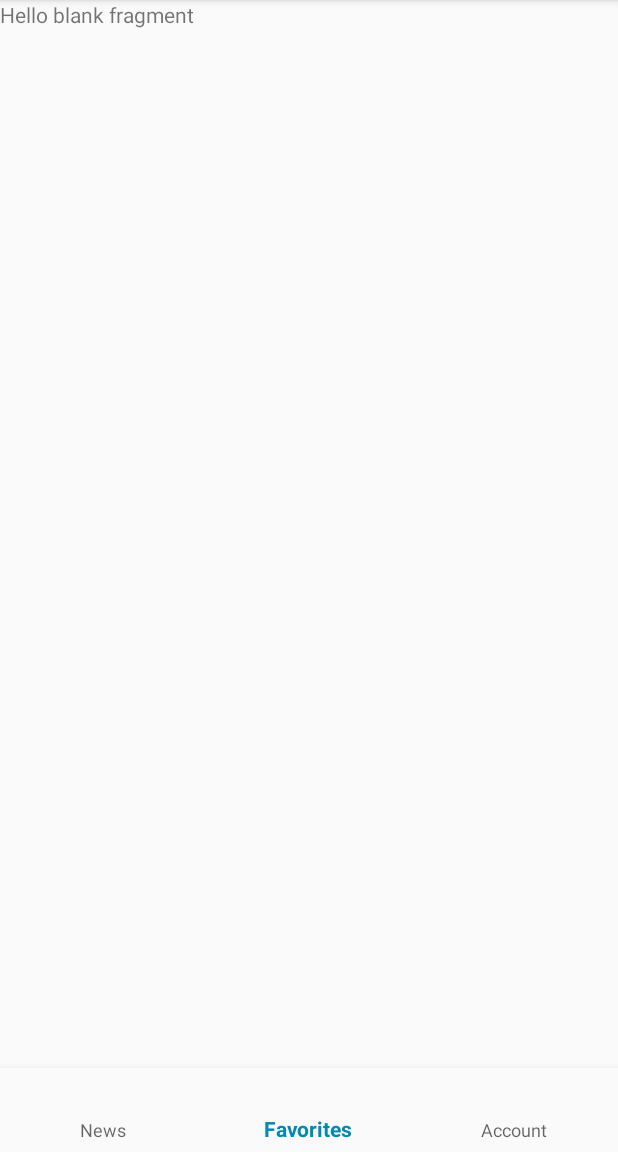
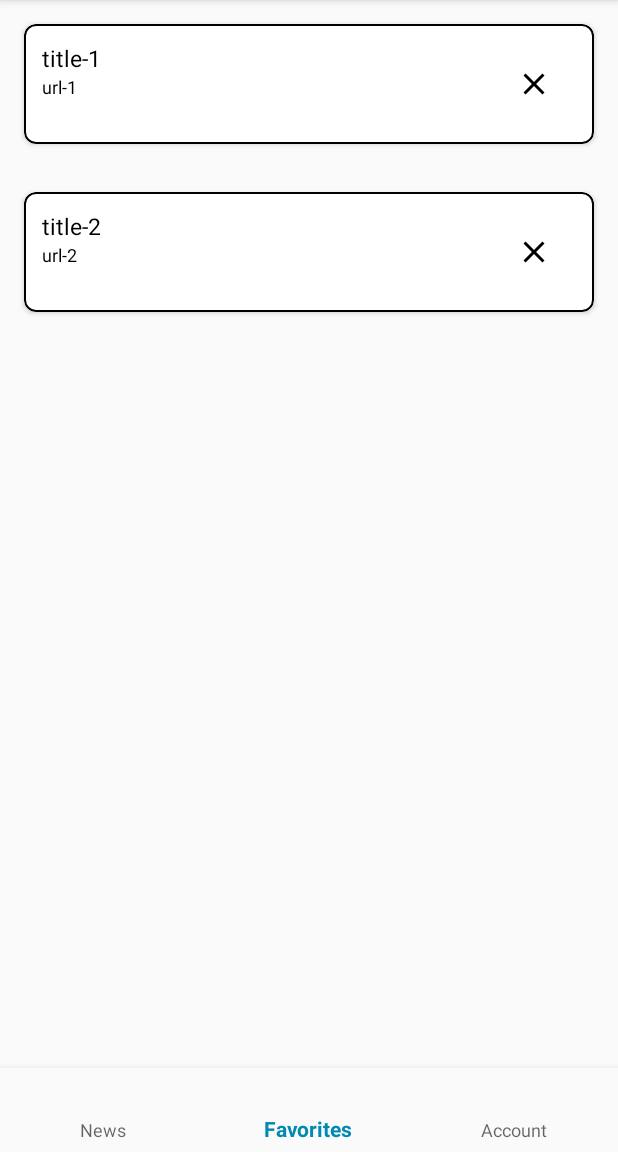
Before and after one commit to mohamed-shaar/NewsHub, an Android app: the screen it shows after launch (MainActivity), item 2 of the bottom bar chosen, on a phone screen of 412 x 824 dp, the part 84-1236 px from its top. Run offline under Robolectric (Android 15) with nearby library versions, the phone set to English and light mode, and no system bars; our stand-ins replace Picasso, Room's generated code; pictures from the network do not load.

Commit message:
added delete favorite item

```diff
--- a/app/src/main/java/com/example/newshub/MainActivity.java
+++ b/app/src/main/java/com/example/newshub/MainActivity.java
@@ -81,7 +81,7 @@ public class MainActivity extends AppCompatActivity {
                             selected = new NewsFragment(MainActivity.this);
                             break;
                         case R.id.nav_favorites:
-                            selected = new FavoritesFragment();
+                            selected = new FavoritesFragment(MainActivity.this);
                             break;
                         case R.id.nav_account:
                             selected = new AccountFragment();
--- /dev/null
+++ b/app/src/main/java/com/example/newshub/adapter/FavoritesAdapter.java
@@ -0,0 +1,121 @@
+package com.example.newshub.adapter;
+
+import android.content.Context;
+import android.util.Log;
+import android.view.LayoutInflater;
+import android.view.View;
+import android.view.ViewGroup;
+import android.widget.ImageView;
+import android.widget.TextView;
+import android.widget.Toast;
+
+import androidx.annotation.NonNull;
+import androidx.fragment.app.FragmentActivity;
+import androidx.lifecycle.ViewModelProviders;
+import androidx.recyclerview.widget.RecyclerView;
+
+import com.example.newshub.R;
+import com.example.newshub.room.NewsItem;
+import com.example.newshub.room.NewsViewModel;
+import com.example.newshub.utils.NetworkAvailability;
+
+import java.util.ArrayList;
+import java.util.List;
+
+public class FavoritesAdapter extends RecyclerView.Adapter<FavoritesAdapter.FavoritesViewHolder>{
+
+    private Context context;
+    private ArrayList<NewsItem> newsItems;
+    private NewsViewModel newsViewModel;
+    private NewsItem newsItem;
+    //private OnItemClickListener mListener;
+
+    /*public interface OnItemClickListener{
+        void onItemClick(int position);
+    }
+
+    public void setOnItemClickListener(OnItemClickListener listener){
+        mListener = listener;
+    }*/
+
+    public FavoritesAdapter(Context context, ArrayList<NewsItem> newsItems) {
+        this.context = context;
+        this.newsItems = newsItems;
+        //this.newsViewModel = newsViewModel;
+    }
+
+    @NonNull
+    @Override
+    public FavoritesViewHolder onCreateViewHolder(@NonNull ViewGroup parent, int viewType) {
+        View view = LayoutInflater.from(context).inflate(R.layout.item_favorites, parent, false);
+        newsViewModel = ViewModelProviders.of((FragmentActivity) context).get(NewsViewModel.class);
+        return new FavoritesViewHolder(view);
+    }
+
+    @Override
+    public void onBindViewHolder(@NonNull FavoritesViewHolder holder, final int position) {
+        newsItem = newsItems.get(position);
+        String title = newsItem.getTitle();
+        String url = newsItem.getUrl();
+
+        holder.tv_favorites_title.setText(title);
+        holder.tv_favorites_link.setText(url);
+
+        holder.iv_favorites_delete.setOnClickListener(new View.OnClickListener() {
+            @Override
+            public void onClick(View v) {
+                if (NetworkAvailability.isNetworkAvailable(context)){
+                    //newsViewModel.delete(newsItem);
+                    //notifyDataSetChanged();
+                    if (newsItem == null){
+                        Log.d("Item", "is null");
+                    }
+                    else{
+                        Log.d("Item url", newsItem.getUrl());
+                        newsViewModel.delete(newsItems.get(position));
+                    }
+                }
+                else {
+                    Toast.makeText(context, context.getString(R.string.no_network_message), Toast.LENGTH_SHORT).show();
+                }
+            }
+        });
+
+    }
+
+    @Override
+    public int getItemCount() {
+        return newsItems == null ? 0 : newsItems.size();
+    }
+
+    public void setNewsItems(ArrayList<NewsItem> newsItems){
+        this.newsItems = newsItems;
+        notifyDataSetChanged();
+    }
+
+    public class FavoritesViewHolder extends RecyclerView.ViewHolder{
+
+        public TextView tv_favorites_title;
+        public TextView tv_favorites_link;
+        public ImageView iv_favorites_delete;
+
+        public FavoritesViewHolder(@NonNull View itemView) {
+            super(itemView);
+            tv_favorites_title = itemView.findViewById(R.id.tv_favorites_title);
+            tv_favorites_link = itemView.findViewById(R.id.tv_favorites_link);
+            iv_favorites_delete = itemView.findViewById(R.id.iv_favorites_delete);
+
+            /*iv_favorites_delete.setOnClickListener(new View.OnClickListener() {
+                @Override
+                public void onClick(View v) {
+                    if (mListener != null){
+                        int position = getAdapterPosition();
+                        if (position != RecyclerView.NO_POSITION){
+                            mListener.onItemClick(position);
+                        }
+                    }
+                }
+            });*/
+        }
+    }
+}
--- a/app/src/main/java/com/example/newshub/fragments/FavoritesFragment.java
+++ b/app/src/main/java/com/example/newshub/fragments/FavoritesFragment.java
@@ -1,32 +1,84 @@
 package com.example.newshub.fragments;
 
 
+import android.content.Context;
 import android.os.Bundle;
 
 import androidx.fragment.app.Fragment;
+import androidx.lifecycle.Observer;
+import androidx.lifecycle.ViewModelProviders;
+import androidx.recyclerview.widget.LinearLayoutManager;
+import androidx.recyclerview.widget.RecyclerView;
 
+import android.util.Log;
 import android.view.LayoutInflater;
 import android.view.View;
 import android.view.ViewGroup;
+import android.widget.Toast;
 
 import com.example.newshub.R;
+import com.example.newshub.adapter.FavoritesAdapter;
+import com.example.newshub.room.NewsItem;
+import com.example.newshub.room.NewsViewModel;
+
+import java.util.ArrayList;
+import java.util.List;
 
 /**
  * A simple {@link Fragment} subclass.
  */
-public class FavoritesFragment extends Fragment {
+public class FavoritesFragment extends Fragment{
+
+    private NewsViewModel newsViewModel;
+    private Context context;
+    private ArrayList<NewsItem> newsItemArrayList;
+    private FavoritesAdapter favoritesAdapter;
 
 
     public FavoritesFragment() {
         // Required empty public constructor
     }
 
+    public FavoritesFragment(Context context) {
+        this.context = context;
+        newsItemArrayList = new ArrayList<>();
+    }
 
     @Override
-    public View onCreateView(LayoutInflater inflater, ViewGroup container,
+    public View onCreateView(final LayoutInflater inflater, ViewGroup container,
                              Bundle savedInstanceState) {
         // Inflate the layout for this fragment
-        return inflater.inflate(R.layout.fragment_favorites, container, false);
+        View view = inflater.inflate(R.layout.fragment_favorites, container, false);
+
+        RecyclerView rv_favorites = view.findViewById(R.id.rv_favorites);
+        rv_favorites.setLayoutManager(new LinearLayoutManager(context));
+        rv_favorites.setHasFixedSize(false);
+
+
+        favoritesAdapter = new FavoritesAdapter(context, newsItemArrayList);
+
+        rv_favorites.setAdapter(favoritesAdapter);
+
+        newsViewModel = ViewModelProviders.of(getActivity()).get(NewsViewModel.class);
+
+        newsViewModel.getAllNewsItems().observe(this, new Observer<List<NewsItem>>() {
+            @Override
+            public void onChanged(List<NewsItem> newsItems) {
+                //favoritesAdapter.setNewsItems((ArrayList<NewsItem>) newsItems);
+                newsItemArrayList.clear();
+                for (NewsItem item: newsItems){
+                    Log.d("Item", item.getUrl());
+                    newsItemArrayList.add(item);
+                }
+                favoritesAdapter.notifyDataSetChanged();
+            }
+        });
+        return view;
     }
 
+    /*@Override
+    public void onItemClick(int position) {
+        Toast.makeText(context, newsItemArrayList.get(position).getTitle(), Toast.LENGTH_SHORT).show();
+        newsViewModel.delete(newsItemArrayList.get(position));
+    }*/
 }
--- /dev/null
+++ b/app/src/main/res/drawable/ic_clear_black_24dp.xml
@@ -0,0 +1,9 @@
+<vector xmlns:android="http://schemas.android.com/apk/res/android"
+        android:width="24dp"
+        android:height="24dp"
+        android:viewportWidth="24.0"
+        android:viewportHeight="24.0">
+    <path
+        android:fillColor="#FF000000"
+        android:pathData="M19,6.41L17.59,5 12,10.59 6.41,5 5,6.41 10.59,12 5,17.59 6.41,19 12,13.41 17.59,19 19,17.59 13.41,12z"/>
+</vector>
--- a/app/src/main/res/layout/fragment_favorites.xml
+++ b/app/src/main/res/layout/fragment_favorites.xml
@@ -5,10 +5,8 @@
     android:layout_height="match_parent"
     tools:context=".fragments.FavoritesFragment">
 
-    <!-- TODO: Update blank fragment layout -->
-    <TextView
+    <androidx.recyclerview.widget.RecyclerView
         android:layout_width="match_parent"
         android:layout_height="match_parent"
-        android:text="@string/hello_blank_fragment" />
-
+        android:id="@+id/rv_favorites"/>
 </FrameLayout>
--- /dev/null
+++ b/app/src/main/res/layout/item_favorites.xml
@@ -0,0 +1,49 @@
+<?xml version="1.0" encoding="utf-8"?>
+<com.google.android.material.card.MaterialCardView xmlns:android="http://schemas.android.com/apk/res/android"
+    xmlns:app="http://schemas.android.com/apk/res-auto"
+    android:layout_width="match_parent"
+    android:layout_height="wrap_content"
+    app:cardCornerRadius="8dp"
+    android:layout_margin="16dp"
+    app:strokeColor="@color/black"
+    app:strokeWidth="1dp">
+
+    <RelativeLayout
+        android:layout_width="match_parent"
+        android:layout_height="match_parent"
+        android:padding="12dp">
+
+        <TextView
+            android:id="@+id/tv_favorites_title"
+            android:layout_width="match_parent"
+            android:layout_height="wrap_content"
+            android:layout_toStartOf="@+id/iv_favorites_delete"
+            android:layout_alignParentStart="true"
+            android:layout_alignParentTop="true"
+            android:textColor="@color/black"
+            android:textSize="15sp"
+            android:text="@string/title"/>
+
+        <TextView
+            android:id="@+id/tv_favorites_link"
+            android:layout_width="match_parent"
+            android:layout_height="wrap_content"
+            android:layout_toStartOf="@+id/iv_favorites_delete"
+            android:layout_alignParentStart="true"
+            android:layout_below="@+id/tv_favorites_title"
+            android:textColor="@color/black"
+            android:textSize="12sp"
+            android:autoLink="web"
+            android:text="@string/link_here"/>
+
+        <ImageView
+            android:id="@+id/iv_favorites_delete"
+            android:layout_width="wrap_content"
+            android:layout_height="wrap_content"
+            android:layout_alignParentEnd="true"
+            android:contentDescription="@string/an_image_of_an_x_to_delete_items"
+            android:padding="16dp"
+            android:src="@drawable/ic_clear_black_24dp" />
+    </RelativeLayout>
+
+</com.google.android.material.card.MaterialCardView>
--- a/app/src/main/res/values/strings.xml
+++ b/app/src/main/res/values/strings.xml
@@ -16,6 +16,8 @@
     <string name="to_continue_reading">To continue reading:</string>
     <string name="link_here">Link Here</string>
     <string name="an_image_to_show_if_the_article_is_liked_or_not">An image to show if the article is liked or not</string>
+    <string name="an_image_of_an_x_to_delete_items">An image of an x to delete items.</string>
+    <string name="no_network_message">No network, can not do operation.</string>
     <string-array name="category">
         <item>business</item>
         <item>entertainment</item>
```
